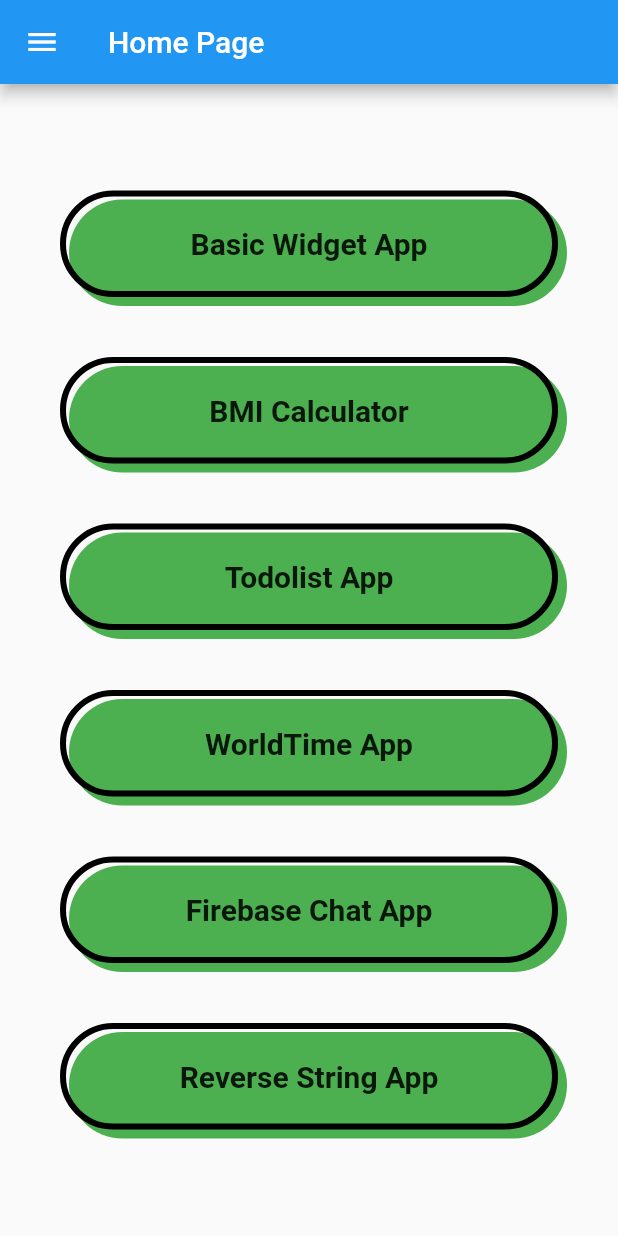
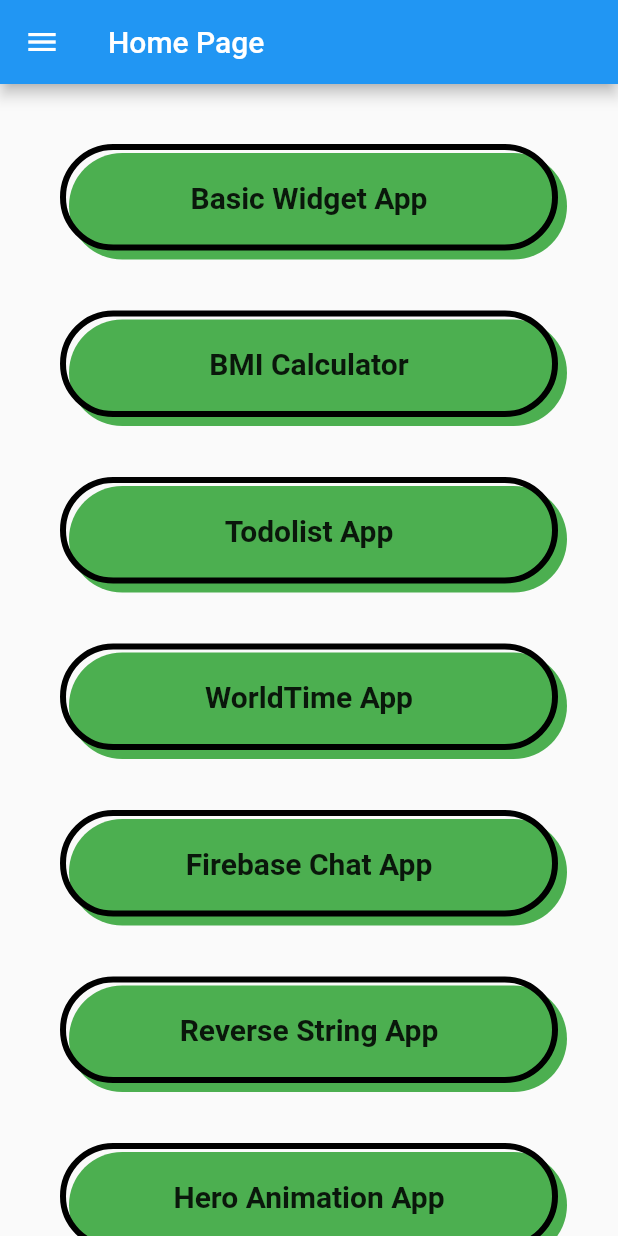
Before and after one commit to madahetooo/febacademy, a Flutter app: the HomeScreen screen opened directly, on a phone screen of 412 x 824 dp. Run offline on Flutter 3.47's test engine with Material 2 defaults, Android fonts, the light colour scheme and no system bars; our stand-ins replace cloud_firestore, firebase_auth, firebase_core, firebase_storage, flutter_spinkit, fluttertoast and 3 more; accounts and stored records are empty; generated files the repository leaves out were written again.

Commit message:
Added Hero Animation

```diff
--- a/lib/home_screen.dart
+++ b/lib/home_screen.dart
@@ -2,6 +2,7 @@ import 'package:febacademy/auth_system/tabbar_screen.dart';
 import 'package:febacademy/basic_widgets/basic_widget_screen.dart';
 import 'package:febacademy/bmi_calculator/bmi_calculator.dart';
 import 'package:febacademy/chat_app/ui/chats_list_screen/chats_screen.dart';
+import 'package:febacademy/hero_animation/presentation/hero_animation_screen.dart';
 import 'package:febacademy/reverse_string_app/reverse_string_app.dart';
 import 'package:febacademy/todolist/todolist.dart';
 import 'package:firebase_auth/firebase_auth.dart';
@@ -276,6 +277,34 @@ class _HomeScreenState extends State<HomeScreen> {
                     ),
                   ),
                 ),
+                GestureDetector(
+                  onTap: (){
+                    Navigator.push(context, MaterialPageRoute(builder: (context)=>HeroAnimationScreen()));
+                  },
+                  child: Container(
+                    padding: EdgeInsets.all(20),
+                    margin: EdgeInsets.all(20),
+                    decoration: BoxDecoration(
+                        border: Border.all(color: Colors.black,width: 4),
+                        borderRadius: BorderRadius.circular(50),
+                        boxShadow: [
+                          BoxShadow(
+                              color: Colors.green,
+                              offset: Offset(6.0,6.0)
+                          )
+                        ]
+                    ),
+                    child: Center(
+                      child: Text(
+                        "Hero Animation App",
+                        style: TextStyle(
+                          fontWeight: FontWeight.bold,
+                          fontSize: 20,
+                        ),
+                      ),
+                    ),
+                  ),
+                ),
 
               ],
             ),
```
Also changed, not shown: lib/hero_animation/model/person.dart (added, +11 -0 lines), lib/hero_animation/presentation/details_screen.dart (added, +82 -0 lines), lib/hero_animation/presentation/hero_animation_screen.dart (added, +51 -0 lines).
